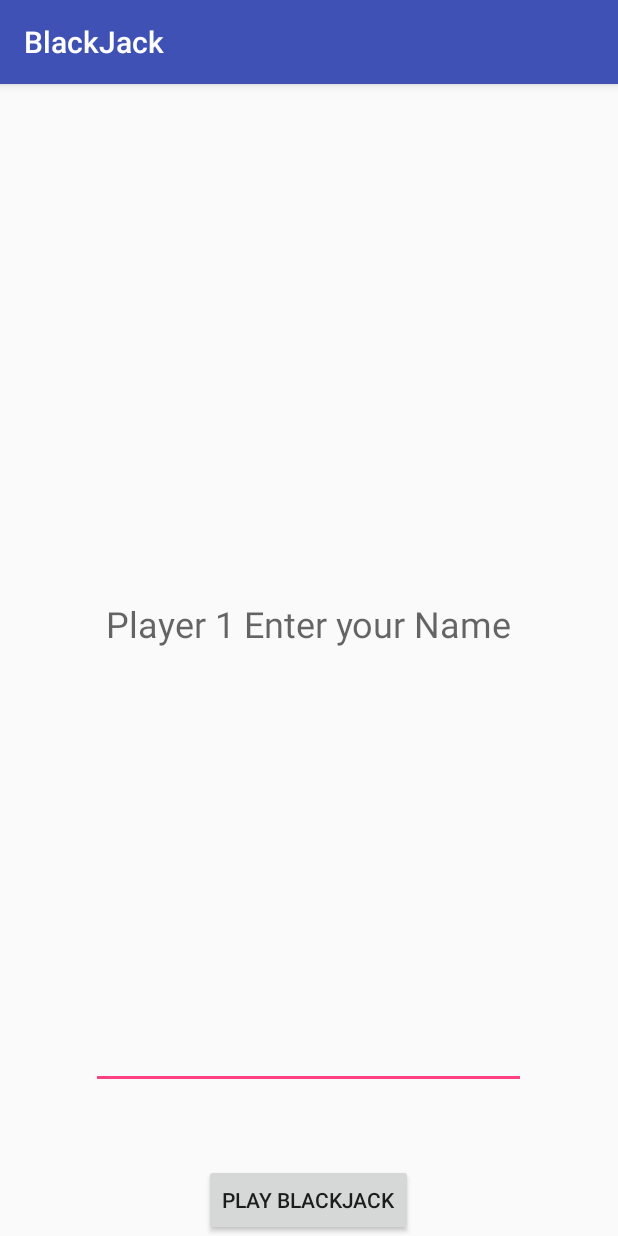
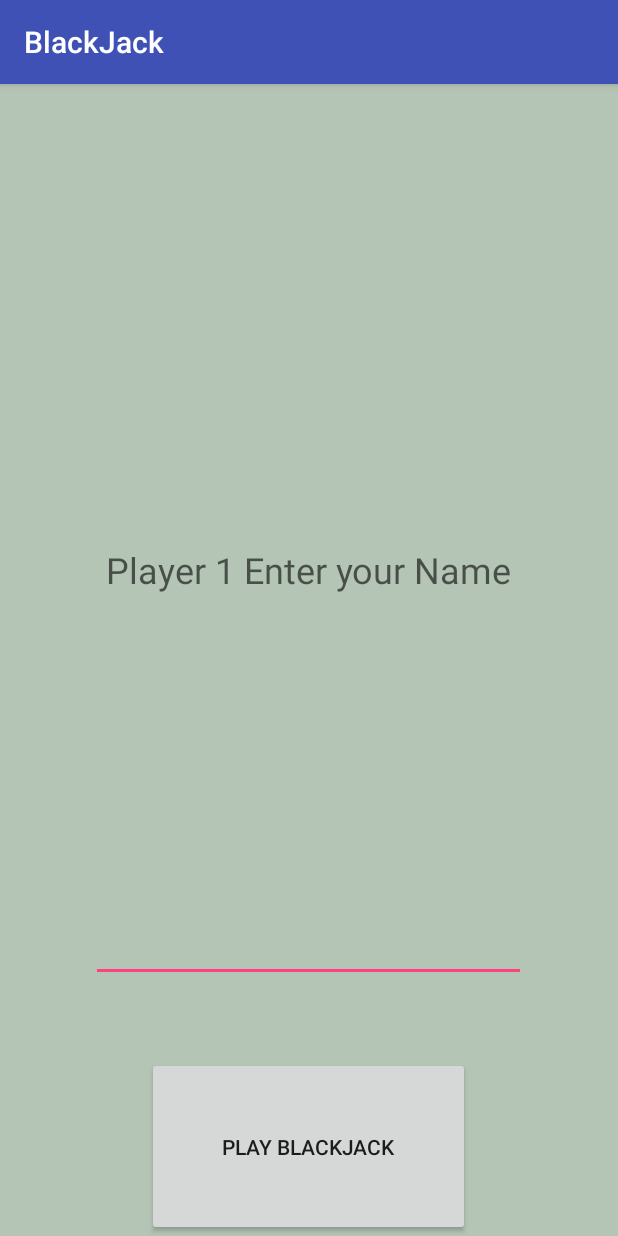
Before and after one commit to EwenFin/BlackJackApp, an Android app: the screen it shows after launch (MainActivity), on a phone screen of 412 x 824 dp. Run offline under Robolectric (Android 15) with nearby library versions, the light colour scheme and no system bars.

Commit message:
background color added

```diff
--- a/app/src/main/res/layout/activity_black_jack.xml
+++ b/app/src/main/res/layout/activity_black_jack.xml
@@ -5,6 +5,7 @@
     android:layout_width="match_parent"
     android:layout_height="match_parent"
     android:orientation="vertical"
+    android:background="@color/green"
     tools:context="com.codeclan.blackjack.BlackJackActivity">
 
 
--- a/app/src/main/res/layout/activity_main.xml
+++ b/app/src/main/res/layout/activity_main.xml
@@ -5,6 +5,7 @@
     android:layout_width="match_parent"
     android:layout_height="match_parent"
     android:orientation="vertical"
+    android:background="@color/green"
     tools:context="com.codeclan.blackjack.MainActivity">
 
     <EditText
@@ -26,6 +27,7 @@
         android:text="@string/play_blackjack"
         android:layout_height="wrap_content"
         android:layout_gravity="center"
+        android:padding="50dp"
         android:onClick="onBlackJackButtonClicked"/>
 
 </LinearLayout>
--- a/app/src/main/res/values/colors.xml
+++ b/app/src/main/res/values/colors.xml
@@ -3,4 +3,5 @@
     <color name="colorPrimary">#3F51B5</color>
     <color name="colorPrimaryDark">#303F9F</color>
     <color name="colorAccent">#FF4081</color>
+    <color name="green">#4906400a</color>
 </resources>
```
